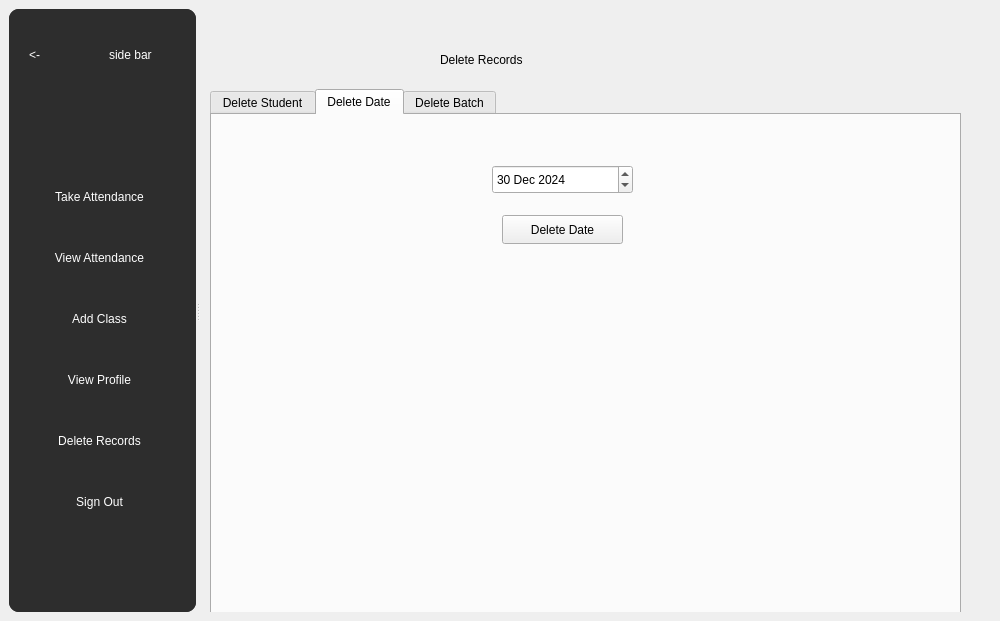
Qt form mainwindow.ui (Shikhrrr/AttendanceManager) before a commit.
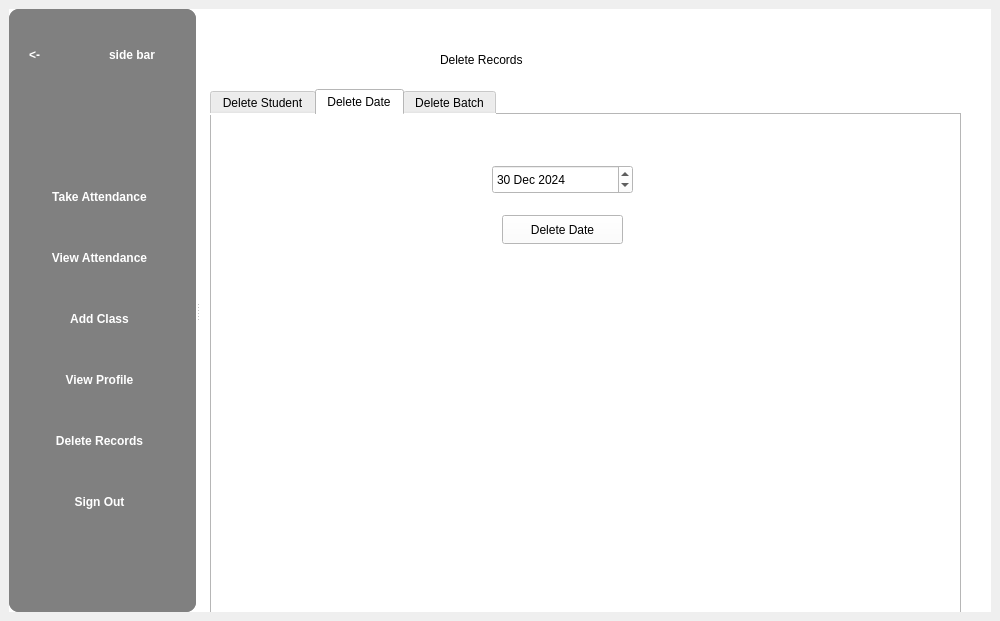
The same form after that commit. The open tabs and pages were chosen to show the change.

```diff
--- a/mainwindow.ui
+++ b/mainwindow.ui
@@ -17,6 +17,9 @@
    <layout class="QGridLayout" name="gridLayout">
     <item row="0" column="0">
      <widget class="QSplitter" name="splitter">
+      <property name="styleSheet">
+       <string notr="true">background-color: white</string>
+      </property>
       <property name="orientation">
        <enum>Qt::Orientation::Horizontal</enum>
       </property>
@@ -34,9 +37,10 @@
         </size>
        </property>
        <property name="styleSheet">
-        <string notr="true">background-color: rgb(45, 45, 45);
+        <string notr="true">background-color: gray;
 color: white;
-border-radius: 10px;</string>
+border-radius: 10px;
+font-weight: bold</string>
        </property>
        <property name="currentIndex">
         <number>0</number>
```
Left out of the diff: 4 changed lines with no effect on the pictures.
